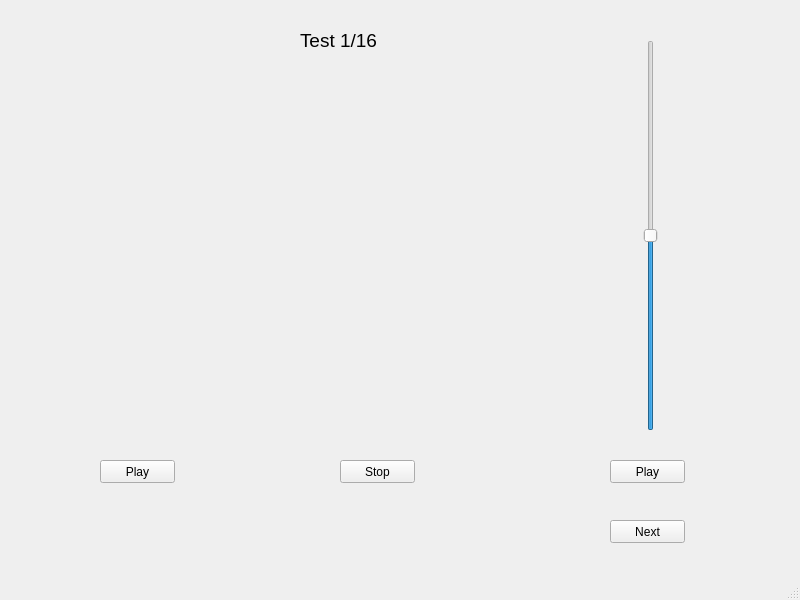
Old version of the form GUI/pse_gui.ui in the repository juanmartinvk/PSE_TEST.
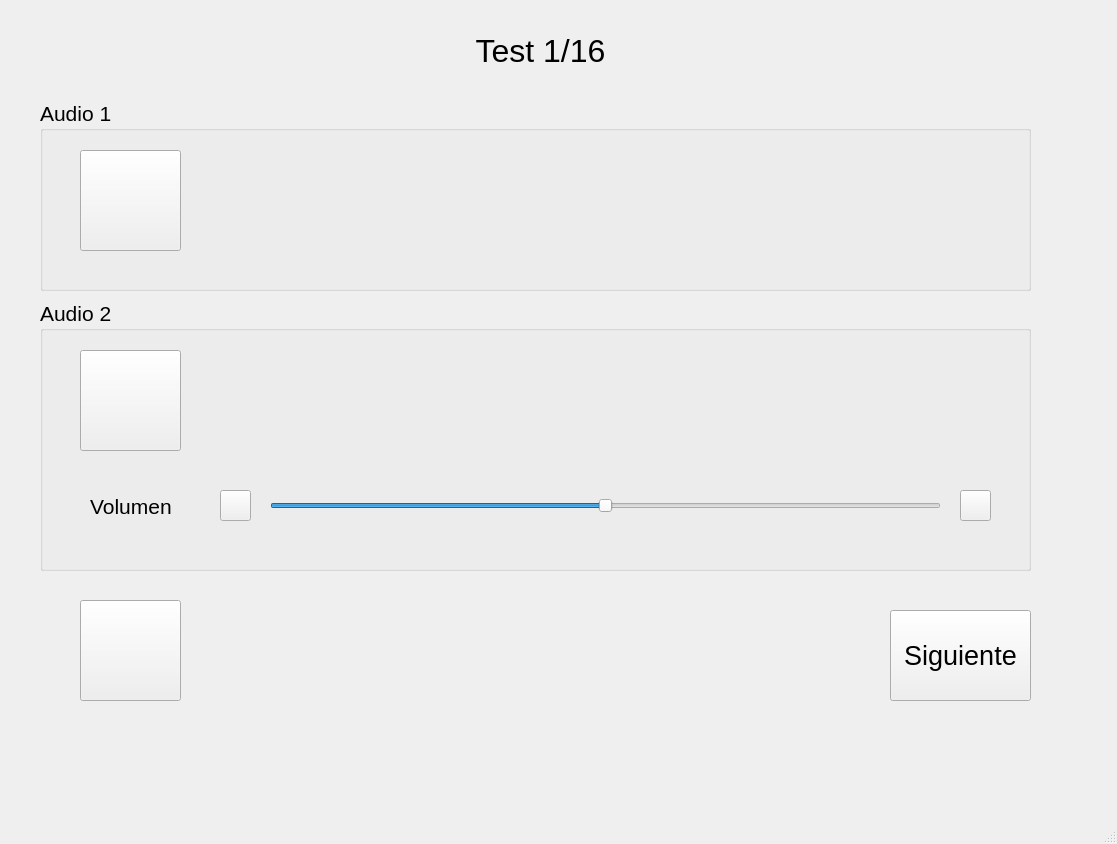
New version of the form. Icons and pictures are not drawn.

```diff
--- a/GUI/pse_gui.ui
+++ b/GUI/pse_gui.ui
@@ -6,109 +6,256 @@
    <rect>
     <x>0</x>
     <y>0</y>
-    <width>800</width>
-    <height>600</height>
+    <width>1117</width>
+    <height>844</height>
    </rect>
   </property>
   <property name="windowTitle">
    <string>MainWindow</string>
   </property>
   <widget class="QWidget" name="centralwidget">
-   <widget class="QSlider" name="volumeControl">
-    <property name="geometry">
-     <rect>
-      <x>640</x>
-      <y>40</y>
-      <width>22</width>
-      <height>391</height>
-     </rect>
-    </property>
-    <property name="minimum">
-     <number>-120</number>
-    </property>
-    <property name="maximum">
-     <number>120</number>
-    </property>
-    <property name="singleStep">
-     <number>1</number>
-    </property>
-    <property name="value">
-     <number>0</number>
-    </property>
-    <property name="orientation">
-     <enum>Qt::Vertical</enum>
-    </property>
-   </widget>
-   <widget class="QPushButton" name="playButton2">
-    <property name="geometry">
-     <rect>
-      <x>610</x>
-      <y>460</y>
-      <width>75</width>
-      <height>23</height>
-     </rect>
-    </property>
-    <property name="text">
-     <string>Play</string>
-    </property>
-   </widget>
-   <widget class="QPushButton" name="playButton1">
-    <property name="geometry">
-     <rect>
-      <x>100</x>
-      <y>460</y>
-      <width>75</width>
-      <height>23</height>
-     </rect>
-    </property>
-    <property name="text">
-     <string>Play</string>
-    </property>
-   </widget>
    <widget class="QPushButton" name="stopButton">
     <property name="geometry">
      <rect>
-      <x>340</x>
-      <y>460</y>
-      <width>75</width>
-      <height>23</height>
+      <x>80</x>
+      <y>600</y>
+      <width>101</width>
+      <height>101</height>
      </rect>
     </property>
+    <property name="font">
+     <font>
+      <pointsize>16</pointsize>
+     </font>
+    </property>
     <property name="text">
-     <string>Stop</string>
+     <string/>
+    </property>
+    <property name="icon">
+     <iconset>
+      <normaloff>stop.png</normaloff>stop.png</iconset>
+    </property>
+    <property name="iconSize">
+     <size>
+      <width>96</width>
+      <height>96</height>
+     </size>
     </property>
    </widget>
    <widget class="QPushButton" name="nextButton">
     <property name="geometry">
      <rect>
-      <x>610</x>
-      <y>520</y>
-      <width>75</width>
-      <height>23</height>
+      <x>890</x>
+      <y>610</y>
+      <width>141</width>
+      <height>91</height>
      </rect>
     </property>
+    <property name="font">
+     <font>
+      <pointsize>20</pointsize>
+     </font>
+    </property>
     <property name="text">
-     <string>Next</string>
+     <string>Siguiente</string>
     </property>
    </widget>
    <widget class="QLabel" name="testNumLabel">
     <property name="geometry">
      <rect>
-      <x>300</x>
-      <y>20</y>
-      <width>81</width>
+      <x>430</x>
+      <y>30</y>
+      <width>221</width>
       <height>41</height>
      </rect>
     </property>
     <property name="font">
      <font>
-      <pointsize>14</pointsize>
+      <pointsize>24</pointsize>
      </font>
     </property>
     <property name="text">
      <string>Test 1/16</string>
     </property>
+    <property name="alignment">
+     <set>Qt::AlignCenter</set>
+    </property>
    </widget>
+   <widget class="QGroupBox" name="groupBox">
+    <property name="geometry">
+     <rect>
+      <x>40</x>
+      <y>300</y>
+      <width>991</width>
+      <height>271</height>
+     </rect>
+    </property>
+    <property name="font">
+     <font>
+      <pointsize>16</pointsize>
+     </font>
+    </property>
+    <property name="title">
+     <string>Audio 2</string>
+    </property>
+    <widget class="QSlider" name="volumeControl">
+     <property name="geometry">
+      <rect>
+       <x>230</x>
+       <y>190</y>
+       <width>671</width>
+       <height>32</height>
+      </rect>
+     </property>
+     <property name="minimum">
+      <number>-120</number>
+     </property>
+     <property name="maximum">
+      <number>120</number>
+     </property>
+     <property name="orientation">
+      <enum>Qt::Horizontal</enum>
+     </property>
+    </widget>
+    <widget class="QPushButton" name="playButton2">
+     <property name="geometry">
+      <rect>
+       <x>40</x>
+       <y>50</y>
+       <width>101</width>
+       <height>101</height>
+      </rect>
+     </property>
+     <property name="font">
+      <font>
+       <pointsize>16</pointsize>
+      </font>
+     </property>
+     <property name="text">
+      <string/>
+     </property>
+     <property name="icon">
+      <iconset>
+       <normaloff>play.png</normaloff>play.png</iconset>
+     </property>
+     <property name="iconSize">
+      <size>
+       <width>96</width>
+       <height>96</height>
+      </size>
+     </property>
+    </widget>
+    <widget class="QLabel" name="label">
+     <property name="geometry">
+      <rect>
+       <x>50</x>
+       <y>190</y>
+       <width>91</width>
+       <height>32</height>
+      </rect>
+     </property>
+     <property name="text">
+      <string>Volumen</string>
+     </property>
+    </widget>
+    <widget class="QPushButton" name="minusVolume">
+     <property name="geometry">
+      <rect>
+       <x>180</x>
+       <y>190</y>
+       <width>31</width>
+       <height>31</height>
+      </rect>
+     </property>
+     <property name="text">
+      <string/>
+     </property>
+     <property name="icon">
+      <iconset>
+       <normaloff>minus.png</normaloff>minus.png</iconset>
+     </property>
+     <property name="iconSize">
+      <size>
+       <width>32</width>
+       <height>32</height>
+      </size>
+     </property>
+    </widget>
+    <widget class="QPushButton" name="plusVolume">
+     <property name="geometry">
+      <rect>
+       <x>920</x>
+       <y>190</y>
+       <width>31</width>
+       <height>31</height>
+      </rect>
+     </property>
+     <property name="text">
+      <string/>
+     </property>
+     <property name="icon">
+      <iconset>
+       <normaloff>plus.png</normaloff>plus.png</iconset>
+     </property>
+     <property name="iconSize">
+      <size>
+       <width>32</width>
+       <height>32</height>
+      </size>
+     </property>
+    </widget>
+   </widget>
+   <widget class="QGroupBox" name="groupBox_2">
+    <property name="geometry">
+     <rect>
+      <x>40</x>
+      <y>100</y>
+      <width>991</width>
+      <height>191</height>
+     </rect>
+    </property>
+    <property name="font">
+     <font>
+      <pointsize>16</pointsize>
+     </font>
+    </property>
+    <property name="title">
+     <string>Audio 1</string>
+    </property>
+    <widget class="QPushButton" name="playButton1">
+     <property name="geometry">
+      <rect>
+       <x>40</x>
+       <y>50</y>
+       <width>101</width>
+       <height>101</height>
+      </rect>
+     </property>
+     <property name="font">
+      <font>
+       <pointsize>14</pointsize>
+      </font>
+     </property>
+     <property name="text">
+      <string/>
+     </property>
+     <property name="icon">
+      <iconset>
+       <normaloff>play.png</normaloff>play.png</iconset>
+     </property>
+     <property name="iconSize">
+      <size>
+       <width>96</width>
+       <height>96</height>
+      </size>
+     </property>
+    </widget>
+   </widget>
+   <zorder>groupBox_2</zorder>
+   <zorder>groupBox</zorder>
+   <zorder>stopButton</zorder>
+   <zorder>nextButton</zorder>
+   <zorder>testNumLabel</zorder>
   </widget>
   <widget class="QMenuBar" name="menubar">
    <property name="geometry">
```
Left out of the diff: 2 changed lines with no effect on the pictures.
